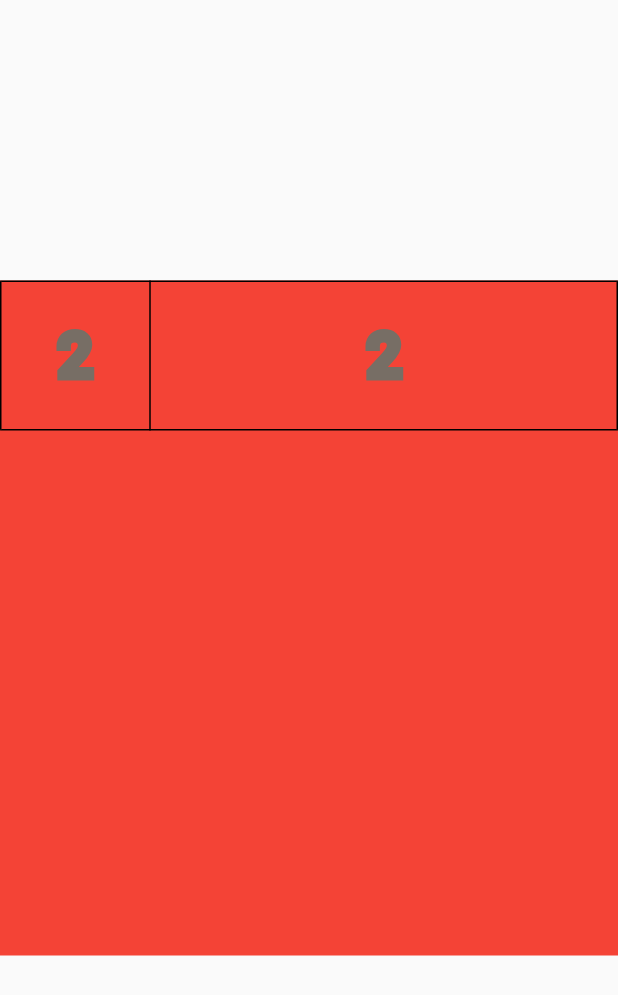
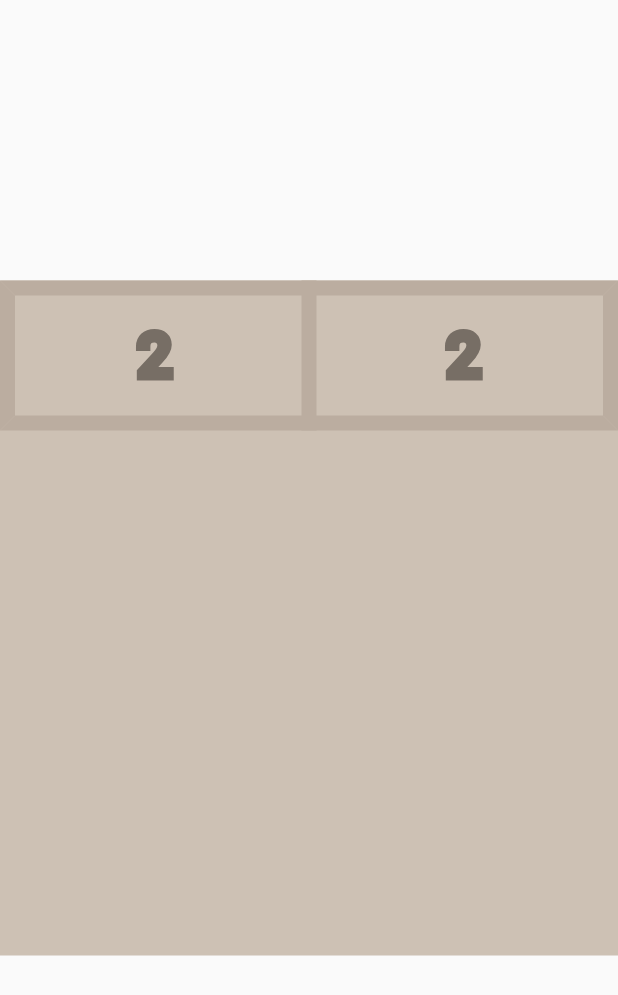
Before and after one commit to Alex221100/Game-2048, a Flutter app: the screen it shows after launch, on a phone screen of 412 x 824 dp. Shown: the top 995 px of the screen. Run offline on Flutter 3.47's test engine with Material 2 defaults, Android fonts, the phone set to English and light mode, and no system bars.

Commit message:
Added table style main.dart

```diff
--- a/lib/main.dart
+++ b/lib/main.dart
@@ -29,7 +29,7 @@ class PositionedTilesState extends State<PositionedTiles> {
     return Scaffold(
         body: Center(
             child: Container(
-                color: Colors.red,
+                color: const Color.fromRGBO(205, 193, 180, 1),
                 height: 450,
                 width: 450,
                 child: GestureDetector(
@@ -56,12 +56,9 @@ class PositionedTilesState extends State<PositionedTiles> {
                       }
                     },
                     child: Table(
-                      border: TableBorder.all(),
-                      columnWidths: const <int, TableColumnWidth>{
-                        0: IntrinsicColumnWidth(),
-                        1: FlexColumnWidth(),
-                        2: FixedColumnWidth(64),
-                      },
+                      border: TableBorder.all(
+                          color: Color.fromRGBO(187, 173, 160, 1), width: 10),
+                      defaultColumnWidth: const FixedColumnWidth(120.0),
                       defaultVerticalAlignment:
                           TableCellVerticalAlignment.middle,
                       children: <TableRow>[
```
